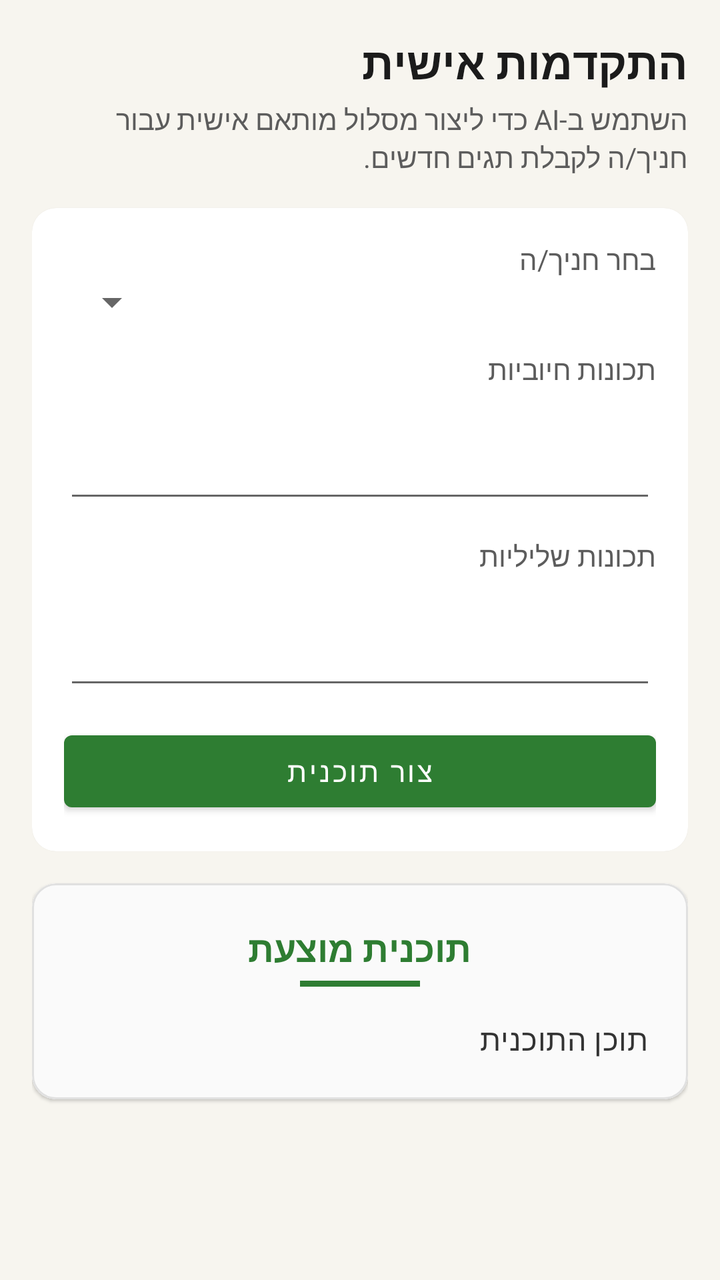
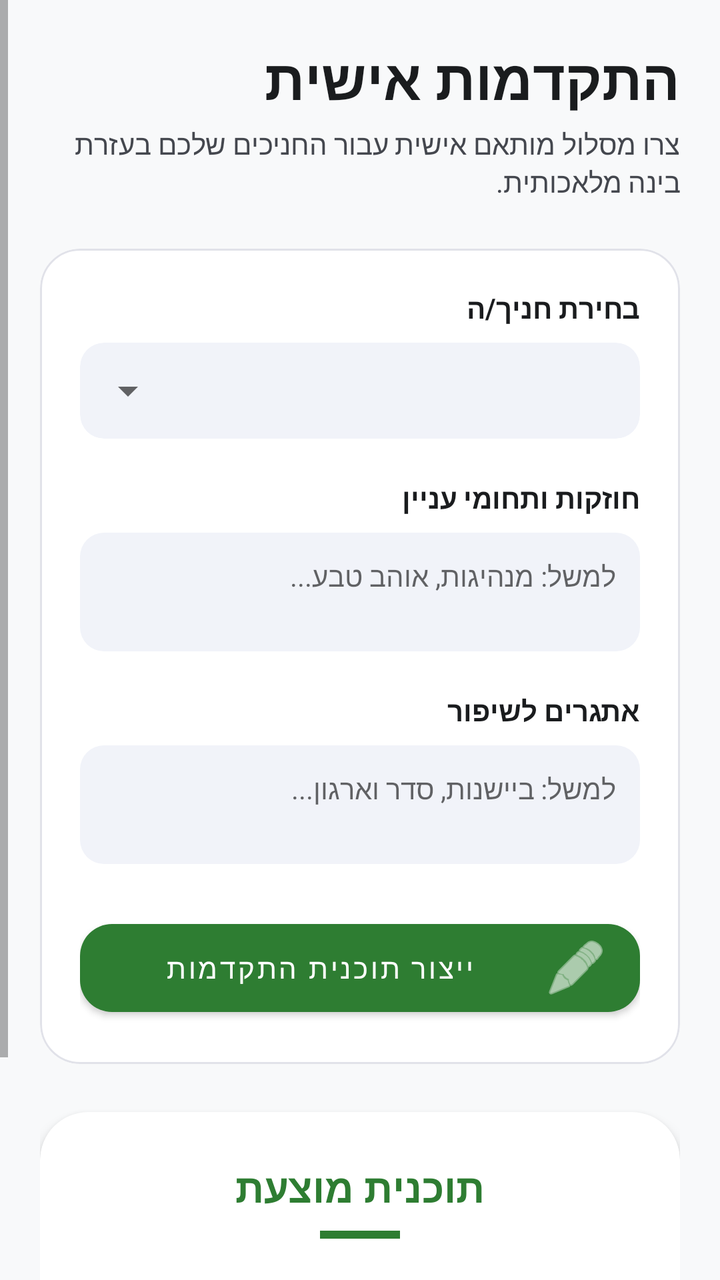

Two renders of the same Android screen: before a commit and after it. Below are the layout's source before the change and the commit's diff.
<!-- AndroidManifest.xml: application theme Theme.ScoutsCentral -->
<!-- res/layout/fragment_progress.xml -->
<ScrollView xmlns:android="http://schemas.android.com/apk/res/android"
  xmlns:app="http://schemas.android.com/apk/res-auto"
  android:layout_width="match_parent"
  android:layout_height="match_parent"
  android:fillViewport="true"
  android:layoutDirection="rtl">

  <LinearLayout
    android:layout_width="match_parent"
    android:layout_height="wrap_content"
    android:orientation="vertical"
    android:padding="16dp">

    <TextView
      android:layout_width="wrap_content"
      android:layout_height="wrap_content"
      android:text="התקדמות אישית"
      android:textStyle="bold"
      android:textSize="22sp"
      android:textColor="@color/text_primary" />

    <TextView
      android:layout_width="wrap_content"
      android:layout_height="wrap_content"
      android:text="השתמש ב-AI כדי ליצור מסלול מותאם אישית עבור חניך/ה לקבלת תגים חדשים."
      android:textColor="@color/text_secondary"
      android:layout_marginTop="4dp" />

    <com.google.android.material.card.MaterialCardView
      android:layout_width="match_parent"
      android:layout_height="wrap_content"
      android:layout_marginTop="16dp"
      app:cardCornerRadius="12dp">

      <LinearLayout
        android:layout_width="match_parent"
        android:layout_height="wrap_content"
        android:orientation="vertical"
        android:padding="16dp">

        <TextView
          android:layout_width="wrap_content"
          android:layout_height="wrap_content"
          android:text="בחר חניך/ה"
          android:textColor="@color/text_secondary" />

        <Spinner
          android:id="@+id/progress_scout_spinner"
          android:layout_width="match_parent"
          android:layout_height="wrap_content" />

        <TextView
          android:layout_width="wrap_content"
          android:layout_height="wrap_content"
          android:text="תכונות חיוביות"
          android:textColor="@color/text_secondary"
          android:layout_marginTop="12dp" />

        <EditText
          android:id="@+id/progress_positive_traits"
          android:layout_width="match_parent"
          android:layout_height="wrap_content"
          android:minLines="2"
          android:inputType="textMultiLine" />

        <TextView
          android:layout_width="wrap_content"
          android:layout_height="wrap_content"
          android:text="תכונות שליליות"
          android:textColor="@color/text_secondary"
          android:layout_marginTop="12dp" />

        <EditText
          android:id="@+id/progress_negative_traits"
          android:layout_width="match_parent"
          android:layout_height="wrap_content"
          android:minLines="2"
          android:inputType="textMultiLine" />

        <com.google.android.material.button.MaterialButton
          android:id="@+id/progress_generate"
          android:layout_width="match_parent"
          android:layout_height="wrap_content"
          android:text="צור תוכנית"
          android:layout_marginTop="12dp"
          style="@style/Widget.MaterialComponents.Button" />
      </LinearLayout>
    </com.google.android.material.card.MaterialCardView>

    <com.google.android.material.card.MaterialCardView
      android:layout_width="match_parent"
      android:layout_height="wrap_content"
      android:layout_marginTop="16dp"
      app:cardCornerRadius="12dp"
      app:strokeWidth="1dp"
      app:strokeColor="#E0E0E0">

      <LinearLayout
        android:layout_width="match_parent"
        android:layout_height="wrap_content"
        android:orientation="vertical"
        android:padding="20dp"
        android:background="#FAFAFA">

        <TextView
          android:layout_width="wrap_content"
          android:layout_height="wrap_content"
          android:text="@string/proposed_program"
          android:textStyle="bold"
          android:textSize="18sp"
          android:textColor="@color/primary"
          android:layout_gravity="center_horizontal" />

        <View
          android:layout_width="60dp"
          android:layout_height="3dp"
          android:background="@color/primary"
          android:layout_gravity="center_horizontal"
          android:layout_marginTop="4dp"
          android:layout_marginBottom="16dp" />

        <TextView
          android:id="@+id/progress_result"
          android:layout_width="match_parent"
          android:layout_height="wrap_content"
          android:text="@string/program_string"
          android:textColor="#333333"
          android:textSize="15sp"
          android:lineSpacingExtra="6dp"
          android:letterSpacing="0.01" />
      </LinearLayout>
    </com.google.android.material.card.MaterialCardView>
  </LinearLayout>
</ScrollView>
<!-- resources referenced by this layout -->
<resources>
  <color name="primary">#2E7D32</color>
  <color name="text_primary">#1B1B1B</color>
  <color name="text_secondary">#5C5C5C</color>
  <string name="program_string">תוכן התוכנית</string>
  <string name="proposed_program">תוכנית מוצעת</string>
  <style name="Theme.ScoutsCentral" parent="Theme.MaterialComponents.DayNight.NoActionBar">
      <item name="colorPrimary">@color/primary</item>
      <item name="colorPrimaryVariant">@color/primary_variant</item>
      <item name="colorOnPrimary">@color/on_primary</item>
      <item name="colorSecondary">@color/secondary</item>
      <item name="colorOnSecondary">@color/on_secondary</item>
      <item name="android:statusBarColor">@color/primary_variant</item>
      <item name="android:windowBackground">@color/background</item>
    </style>
  <color name="primary_variant">#1B5E20</color>
  <color name="on_primary">#FFFFFF</color>
  <color name="secondary">#F9A825</color>
  <color name="on_secondary">#1B1B1B</color>
  <color name="background">#F7F5EF</color>
</resources>

<!-- the commit's change to res/layout/fragment_progress.xml (unified diff, before → after) -->
@@ -1,134 +1,180 @@
+<?xml version="1.0" encoding="utf-8"?>
 <ScrollView xmlns:android="http://schemas.android.com/apk/res/android"
   xmlns:app="http://schemas.android.com/apk/res-auto"
   android:layout_width="match_parent"
   android:layout_height="match_parent"
   android:fillViewport="true"
+  android:background="#F8F9FA"
   android:layoutDirection="rtl">
 
   <LinearLayout
     android:layout_width="match_parent"
     android:layout_height="wrap_content"
     android:orientation="vertical"
-    android:padding="16dp">
+    android:padding="20dp">
+
+    
+    <TextView
+      android:layout_width="wrap_content"
+      android:layout_height="wrap_content"
+      android:text="התקדמות אישית"
+      android:textSize="28sp"
+      android:textStyle="bold"
+      android:textColor="#1A1C1E" />
 
     <TextView
       android:layout_width="wrap_content"
       android:layout_height="wrap_content"
-      android:text="התקדמות אישית"
-      android:textStyle="bold"
-      android:textSize="22sp"
-      android:textColor="@color/text_primary" />
-
-    <TextView
-      android:layout_width="wrap_content"
-      android:layout_height="wrap_content"
-      android:text="השתמש ב-AI כדי ליצור מסלול מותאם אישית עבור חניך/ה לקבלת תגים חדשים."
-      android:textColor="@color/text_secondary"
+      android:text="צרו מסלול מותאם אישית עבור החניכים שלכם בעזרת בינה מלאכותית."
+      android:textColor="#44474E"
+      android:textSize="14sp"
       android:layout_marginTop="4dp" />
 
+    
     <com.google.android.material.card.MaterialCardView
       android:layout_width="match_parent"
       android:layout_height="wrap_content"
-      android:layout_marginTop="16dp"
-      app:cardCornerRadius="12dp">
+      android:layout_marginTop="24dp"
+      app:cardCornerRadius="20dp"
+      app:cardElevation="0dp"
+      app:strokeWidth="1dp"
+      app:strokeColor="#E1E2E9">
 
       <LinearLayout
         android:layout_width="match_parent"
         android:layout_height="wrap_content"
         android:orientation="vertical"
-        android:padding="16dp">
+        android:padding="20dp">
 
         <TextView
           android:layout_width="wrap_content"
           android:layout_height="wrap_content"
-          android:text="בחר חניך/ה"
-          android:textColor="@color/text_secondary" />
+          android:text="בחירת חניך/ה"
+          android:textStyle="bold"
+          android:textColor="#1A1C1E"
+          android:textSize="14sp" />
 
-        <Spinner
-          android:id="@+id/progress_scout_spinner"
+        <com.google.android.material.card.MaterialCardView
           android:layout_width="match_parent"
-          android:layout_height="wrap_content" />
+          android:layout_height="wrap_content"
+          android:layout_marginTop="8dp"
+          app:cardBackgroundColor="#F1F3F9"
+          app:cardCornerRadius="12dp"
+          app:cardElevation="0dp">
+          <Spinner
+            android:id="@+id/progress_scout_spinner"
+            android:layout_width="match_parent"
+            android:layout_height="48dp"
+            android:paddingHorizontal="12dp" />
+        </com.google.android.material.card.MaterialCardView>
 
         <TextView
           android:layout_width="wrap_content"
           android:layout_height="wrap_content"
-          android:text="תכונות חיוביות"
-          android:textColor="@color/text_secondary"
-          android:layout_marginTop="12dp" />
+          android:text="חוזקות ותחומי עניין"
+          android:textStyle="bold"
+          android:textColor="#1A1C1E"
+          android:textSize="14sp"
+          android:layout_marginTop="20dp" />
 
         <EditText
           android:id="@+id/progress_positive_traits"
           android:layout_width="match_parent"
           android:layout_height="wrap_content"
+          android:layout_marginTop="8dp"
+          android:hint="למשל: מנהיגות, אוהב טבע..."
+          android:background="@drawable/activity_placeholder"
+          android:backgroundTint="#F1F3F9"
+          android:padding="12dp"
           android:minLines="2"
+          android:gravity="top"
+          android:textSize="14sp"
           android:inputType="textMultiLine" />
 
         <TextView
           android:layout_width="wrap_content"
           android:layout_height="wrap_content"
-          android:text="תכונות שליליות"
-          android:textColor="@color/text_secondary"
-          android:layout_marginTop="12dp" />
+          android:text="אתגרים לשיפור"
+          android:textStyle="bold"
+          android:textColor="#1A1C1E"
+          android:textSize="14sp"
+          android:layout_marginTop="20dp" />
 
         <EditText
           android:id="@+id/progress_negative_traits"
           android:layout_width="match_parent"
           android:layout_height="wrap_content"
+          android:layout_marginTop="8dp"
+          android:hint="למשל: ביישנות, סדר וארגון..."
+          android:background="@drawable/activity_placeholder"
+          android:backgroundTint="#F1F3F9"
+          android:padding="12dp"
           android:minLines="2"
+          android:gravity="top"
+          android:textSize="14sp"
           android:inputType="textMultiLine" />
 
         <com.google.android.material.button.MaterialButton
           android:id="@+id/progress_generate"
           android:layout_width="match_parent"
-          android:layout_height="wrap_content"
-          android:text="צור תוכנית"
-          android:layout_marginTop="12dp"
+          android:layout_height="56dp"
+          android:text="ייצור תוכנית התקדמות"
+          android:layout_marginTop="24dp"
+          app:cornerRadius="16dp"
+          app:icon="@android:drawable/ic_menu_edit"
           style="@style/Widget.MaterialComponents.Button" />
       </LinearLayout>
     </com.google.android.material.card.MaterialCardView>
 
+    
     <com.google.android.material.card.MaterialCardView
+      android:id="@+id/progress_result_card"
       android:layout_width="match_parent"
       android:layout_height="wrap_content"
-      android:layout_marginTop="16dp"
-      app:cardCornerRadius="12dp"
-      app:strokeWidth="1dp"
-      app:strokeColor="#E0E0E0">
+      android:layout_marginTop="24dp"
+      app:cardCornerRadius="24dp"
+      app:cardElevation="4dp"
+      app:cardBackgroundColor="@color/surface"
+      app:strokeWidth="0dp">
 
       <LinearLayout
         android:layout_width="match_parent"
         android:layout_height="wrap_content"
         android:orientation="vertical"
-        android:padding="20dp"
-        android:background="#FAFAFA">
+        android:padding="24dp">
 
         <TextView
           android:layout_width="wrap_content"
           android:layout_height="wrap_content"
-          android:text="@string/proposed_program"
+          android:text="תוכנית מוצעת"
           android:textStyle="bold"
-          android:textSize="18sp"
+          android:textSize="20sp"
           android:textColor="@color/primary"
           android:layout_gravity="center_horizontal" />
 
         <View
-          android:layout_width="60dp"
-          android:layout_height="3dp"
+          android:layout_width="40dp"
+          android:layout_height="4dp"
           android:background="@color/primary"
           android:layout_gravity="center_horizontal"
-          android:layout_marginTop="4dp"
-          android:layout_marginBottom="16dp" />
+          android:layout_marginTop="8dp"
+          android:layout_marginBottom="20dp" />
 
         <TextView
           android:id="@+id/progress_result"
           android:layout_width="match_parent"
           android:layout_height="wrap_content"
-          android:text="@string/program_string"
+          android:text="התוצאה תופיע כאן לאחר לחיצה על הכפתור..."
           android:textColor="#333333"
-          android:textSize="15sp"
-          android:lineSpacingExtra="6dp"
+          android:textSize="16sp"
+          android:lineSpacingExtra="8dp"
           android:letterSpacing="0.01" />
       </LinearLayout>
     </com.google.android.material.card.MaterialCardView>
+
+    <View
+      android:layout_width="match_parent"
+      android:layout_height="40dp" />
+
   </LinearLayout>
 </ScrollView>
<!-- resource entries referenced after the edit -->
@@ -1,10 +1,15 @@
 <!-- resources referenced by this layout -->
 <resources>
   <color name="primary">#2E7D32</color>
-  <color name="text_primary">#1B1B1B</color>
-  <color name="text_secondary">#5C5C5C</color>
-  <string name="program_string">תוכן התוכנית</string>
-  <string name="proposed_program">תוכנית מוצעת</string>
+  <color name="surface">#FFFFFF</color>
+  <!-- drawable activity_placeholder (drawable) -->
+  <shape xmlns:android="http://schemas.android.com/apk/res/android">
+    <gradient
+      android:angle="45"
+      android:startColor="#C8E6C9"
+      android:endColor="#FFFDE7" />
+    <corners android:radius="12dp" />
+  </shape>
   <style name="Theme.ScoutsCentral" parent="Theme.MaterialComponents.DayNight.NoActionBar">
       <item name="colorPrimary">@color/primary</item>
       <item name="colorPrimaryVariant">@color/primary_variant</item>
